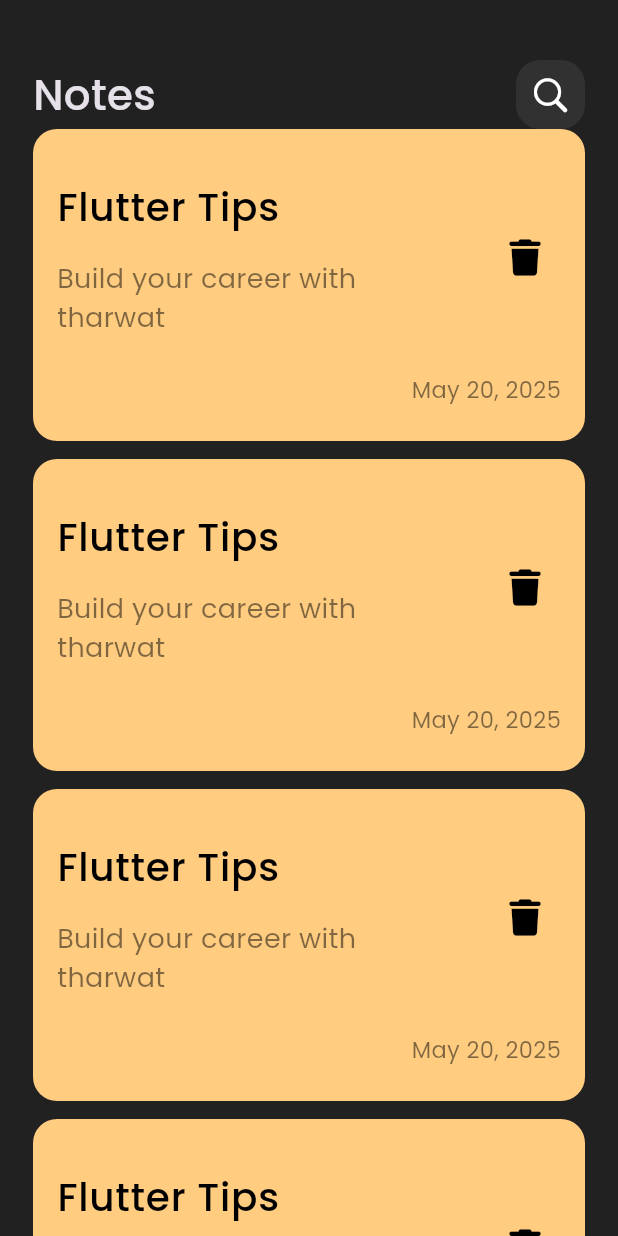
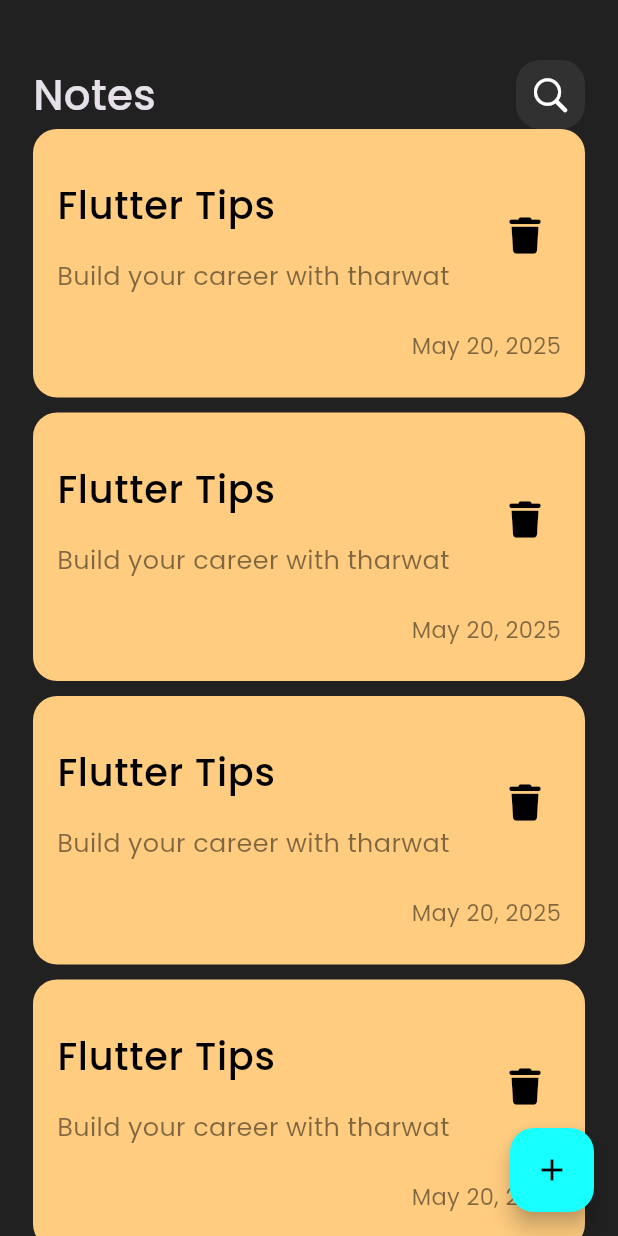
Before and after one commit to khalidadel365/notes_app, a Flutter app: the screen it shows after launch, on a phone screen of 412 x 824 dp. Run offline on Flutter 3.47's test engine with Material 3 defaults, Android fonts, the phone set to English and light mode, and no system bars; our stand-ins replace font_awesome_flutter.

Commit message:
add floating action button

```diff
--- a/lib/views/notes_view.dart
+++ b/lib/views/notes_view.dart
@@ -7,8 +7,12 @@ class NotesView extends StatelessWidget {
 
   @override
   Widget build(BuildContext context) {
-    return const Scaffold(
-      body: NotesViewBody(),
+    return Scaffold(
+      body: const NotesViewBody(),
+      floatingActionButton: FloatingActionButton(
+        backgroundColor: Colors.cyanAccent,
+          onPressed: (){
+      },child: Icon(Icons.add,color: Colors.black,),),
     );
   }
 }
--- a/lib/widgets/custom_note_item.dart
+++ b/lib/widgets/custom_note_item.dart
@@ -21,7 +21,7 @@ class NoteItem extends StatelessWidget {
               'Flutter Tips',style: TextStyle(
                 color: Colors.black,
                 fontWeight: FontWeight.w500,
-                fontSize: 26
+                fontSize: 25.5,
             ),
             ),
             subtitle: Padding(
@@ -29,7 +29,7 @@ class NoteItem extends StatelessWidget {
               child: Text(
                 'Build your career with tharwat',style: TextStyle(
                   color: Colors.black.withOpacity(0.5),
-                  fontSize: 18
+                  fontSize: 17
               ),),
             ),
             trailing: Padding(
--- a/lib/widgets/notes_list_view.dart
+++ b/lib/widgets/notes_list_view.dart
@@ -13,7 +13,7 @@ class NotesListView extends StatelessWidget {
         itemBuilder: (context,index){
           return NoteItem();
         },separatorBuilder: (context,index){
-        return SizedBox(height: 12,);
+        return SizedBox(height: 10,);
       },),
     );
   }
```
